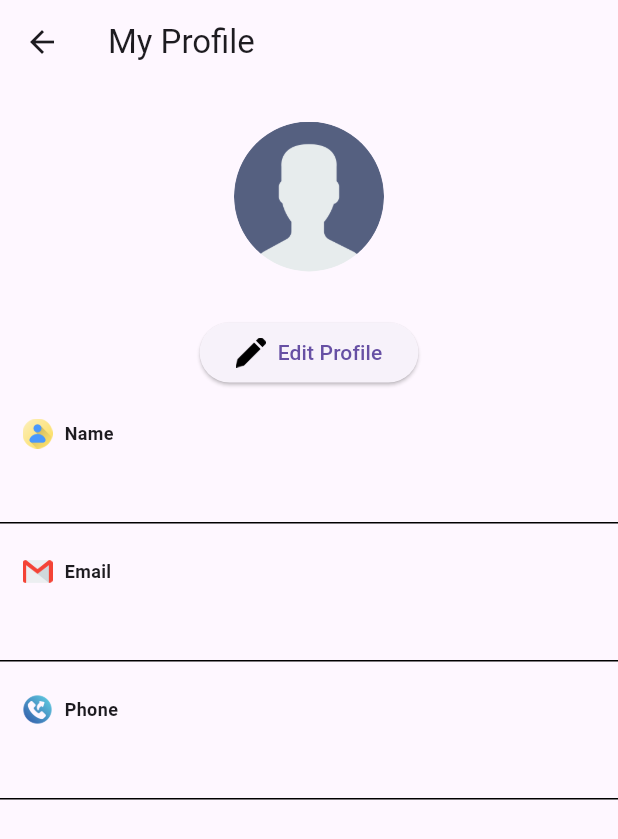
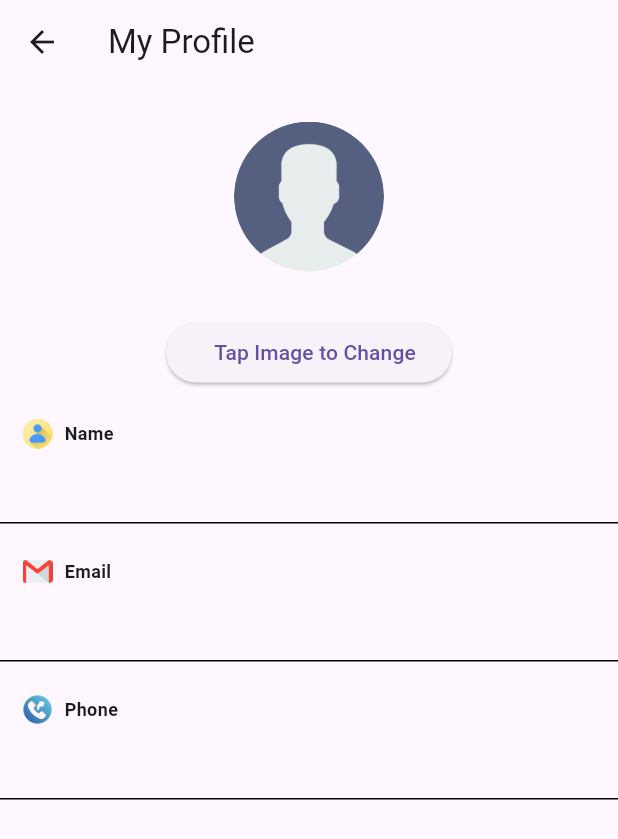
Before and after one commit to Sami-115667/Swapno-An-Ecommerce-App, a Flutter app: the ProfilePage screen opened directly, on a phone screen of 412 x 824 dp. Shown: the top 839 px of the screen. Run offline on Flutter 3.47's test engine with Material 3 defaults, Android fonts, the phone set to English and light mode, and no system bars; our stand-ins replace carousel_slider, cloud_firestore, firebase_auth, firebase_core, firebase_database, firebase_storage and 2 more; accounts and stored records are empty; network calls fail.

Commit message:
documents added

```diff
--- a/lib/Profile/profilepage.dart
+++ b/lib/Profile/profilepage.dart
@@ -223,13 +223,8 @@ class _ProfilePageState extends State<ProfilePage> {
                                 onPressed: () {},
                                 child: Row(
                                   children: [
-                                    Image.asset(
-                                      'assets/edit.png',
-                                      width: 20,
-                                      height: 20,
-                                    ),
                                     SizedBox(width: 8,),
-                                    Text("Edit Profile"),
+                                    Text("Tap Image to Change"),
                                   ],
                                 ),
                               ),
```
Also changed, not shown: lib/Dashboard/homepage.dart (+9 -10 lines), lib/Login_Signup/loginpage.dart (+23 -2 lines), 3 other files.
